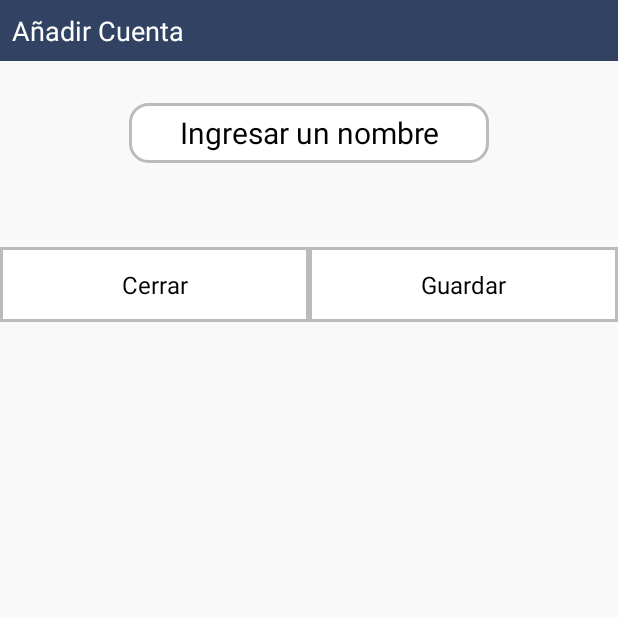
After one commit to Dionisio202/Save_money_App, an Android app: the AddAccount screen opened directly, with no data from a screen before it, on a phone screen of 412 x 824 dp, the top half of it. The commit adds this screen. Run offline under Robolectric (Android 15) with nearby library versions, the phone set to English and light mode, and no system bars; libraries missing offline, so code that uses them is left out: io.github.jan.supabase; 1 statement that could not run was skipped.

```diff
--- a/app/build.gradle.kts
+++ b/app/build.gradle.kts
@@ -39,6 +39,8 @@ android {
     }
     buildFeatures {
         viewBinding = true
+        dataBinding = true
+
     }
 }
 
@@ -79,5 +81,9 @@ dependencies {
     coreLibraryDesugaring ("com.android.tools:desugar_jdk_libs:1.1.5")
 
     implementation ("com.jakewharton.threetenabp:threetenabp:1.3.1")
+    //functions supabase
+    implementation("io.github.jan-tennert.supabase:functions-kt:2.3.1")
+
+
 
 }
--- /dev/null
+++ b/app/src/main/java/com/edisoninnovations/save_money/AddAccount.kt
@@ -0,0 +1,87 @@
+package com.edisoninnovations.save_money
+
+import android.os.Bundle
+import android.widget.Button
+import android.widget.EditText
+import android.widget.ImageButton
+import android.widget.Toast
+import androidx.activity.enableEdgeToEdge
+import androidx.appcompat.app.AppCompatActivity
+import androidx.core.view.ViewCompat
+import androidx.core.view.WindowInsetsCompat
+import androidx.lifecycle.lifecycleScope
+import com.edisoninnovations.save_money.models.AccountData
+import com.edisoninnovations.save_money.models.TransactionData
+import com.edisoninnovations.save_money.models.TransactionRepository
+import com.edisoninnovations.save_money.utils.LoadingDialog
+import io.github.jan.supabase.gotrue.auth
+import io.github.jan.supabase.postgrest.from
+import io.github.jan.supabase.postgrest.query.Columns
+import kotlinx.coroutines.Dispatchers
+import kotlinx.coroutines.launch
+import kotlinx.coroutines.withContext
+
+class AddAccount : AppCompatActivity() {
+    private lateinit var loadingDialog: LoadingDialog
+    private lateinit var saveButton: ImageButton
+    private lateinit var cancelButton: ImageButton
+    private lateinit var nameInput: EditText
+    override fun onCreate(savedInstanceState: Bundle?) {
+        super.onCreate(savedInstanceState)
+        enableEdgeToEdge()
+        setContentView(R.layout.activity_add_account)
+        loadingDialog = LoadingDialog(this)
+        saveButton = findViewById(R.id.save_button)
+        cancelButton = findViewById(R.id.cancel_button)
+        nameInput = findViewById(R.id.name_input)
+        ViewCompat.setOnApplyWindowInsetsListener(findViewById(R.id.main)) { v, insets ->
+            val systemBars = insets.getInsets(WindowInsetsCompat.Type.systemBars())
+            v.setPadding(systemBars.left, systemBars.top, systemBars.right, systemBars.bottom)
+            insets
+        }
+        val userId = supabase.auth.currentUserOrNull()?.id
+        saveButton.setOnClickListener {
+            val title = nameInput.text.toString()
+            if (isValidTitle(title)) {
+                lifecycleScope.launch {
+                    if (userId != null) {
+                        createAccount(userId, title)
+                    } else {
+                        Toast.makeText(this@AddAccount, "User not logged in", Toast.LENGTH_SHORT).show()
+                    }
+                }
+            } else {
+                Toast.makeText(this@AddAccount, "El nombre debe tener más de 3 caracteres y no puede ser solo números", Toast.LENGTH_SHORT).show()
+            }
+        }
+
+        cancelButton.setOnClickListener {
+            finish()
+        }
+    }
+    private fun isValidTitle(title: String): Boolean {
+        return title.length > 3 && !title.all { it.isDigit() }
+    }
+    private  suspend  fun createAccount(usuario: String, title: String) {
+        loadingDialog.startLoading()
+        try {
+            val accountData = AccountData(
+                id_usuario = usuario,
+                title = title,
+            )
+            val response = withContext(Dispatchers.IO) {
+                supabase.from("accounts").insert(accountData) {
+                    select()
+                }
+            }
+            // Manejar la respuesta si es necesario
+            Toast.makeText(this@AddAccount, "Cuenta creada exitosamente", Toast.LENGTH_SHORT).show()
+            TransactionRepository.setNeedsRefresh(true)
+            finish()
+        } catch (e: Exception) {
+            Toast.makeText(this@AddAccount, e.message, Toast.LENGTH_SHORT).show()
+        } finally {
+            loadingDialog.isDismiss()
+        }
+    }
+}
--- a/app/src/main/java/com/edisoninnovations/save_money/PreSplash.kt
+++ b/app/src/main/java/com/edisoninnovations/save_money/PreSplash.kt
@@ -35,7 +35,6 @@ class PreSplash : AppCompatActivity() {
         var currentUser: SessionStatus
         do {
             currentUser = supabase.auth.sessionStatus.value
-            println("TTTTTTTTTTTTTTTTTTTTTCurrent User: $currentUser")
             if (currentUser == SessionStatus.LoadingFromStorage) {
                 withContext(Dispatchers.IO) {
                     Thread.sleep(100)
--- a/app/src/main/java/com/edisoninnovations/save_money/SupabaseClient.kt
+++ b/app/src/main/java/com/edisoninnovations/save_money/SupabaseClient.kt
@@ -1,6 +1,7 @@
 package com.edisoninnovations.save_money
 
 import io.github.jan.supabase.createSupabaseClient
+import io.github.jan.supabase.functions.Functions
 import io.github.jan.supabase.gotrue.Auth
 import io.github.jan.supabase.postgrest.Postgrest
 import io.github.jan.supabase.storage.Storage
@@ -12,4 +13,5 @@ val supabase = createSupabaseClient(
     install(Postgrest)
     install(Auth)
     install(Storage)
+   // install(Functions)
 }
--- a/app/src/main/java/com/edisoninnovations/save_money/models/TransactionData.kt
+++ b/app/src/main/java/com/edisoninnovations/save_money/models/TransactionData.kt
@@ -14,3 +14,9 @@ data class Transimage(
     val id_transaccion: Int,
     val imagen: String
 )
+
+@kotlinx.serialization.Serializable
+data class AccountData(
+    val id_usuario :String,
+    val title:String
+)
--- /dev/null
+++ b/app/src/main/res/layout/activity_add_account.xml
@@ -0,0 +1,139 @@
+<?xml version="1.0" encoding="utf-8"?>
+<LinearLayout xmlns:android="http://schemas.android.com/apk/res/android"
+    xmlns:app="http://schemas.android.com/apk/res-auto"
+    xmlns:tools="http://schemas.android.com/tools"
+    android:layout_width="match_parent"
+    android:layout_height="match_parent"
+    android:orientation="vertical"
+    android:id="@+id/main"
+    android:background="#F9F9F9"
+    >
+
+    <!-- Header -->
+    <LinearLayout
+        android:layout_width="match_parent"
+        android:layout_height="wrap_content"
+        android:orientation="horizontal"
+        android:gravity="center_vertical"
+        android:background="#314262"
+        android:padding="8dp">
+
+        <TextView
+            android:id="@+id/title"
+            android:layout_width="0dp"
+            android:layout_height="wrap_content"
+            android:layout_weight="1"
+            android:text="Añadir Cuenta"
+            android:textColor="@android:color/white"
+            android:textSize="18sp" />
+
+    </LinearLayout>
+
+    <!-- Account Input -->
+    <LinearLayout
+        android:layout_width="match_parent"
+        android:layout_height="wrap_content"
+        android:orientation="vertical"
+        android:gravity="center"
+        android:padding="16dp"
+        android:layout_marginTop="12dp">
+
+        <EditText
+            android:id="@+id/name_input"
+            android:layout_width="240dp"
+            android:layout_height="40dp"
+            android:gravity="center"
+            android:hint="Ingresar un nombre"
+
+            android:textColorHint="@android:color/black"
+            android:inputType="text"
+            android:textSize="20sp"
+            android:textColor="@android:color/black"
+            android:background="@drawable/amount_border"
+            android:maxLength="13"/>
+    </LinearLayout>
+
+    <!-- Choose Category Button -->
+    <LinearLayout
+        android:layout_width="match_parent"
+        android:layout_height="wrap_content"
+        android:orientation="horizontal"
+        android:gravity="center"
+        android:paddingTop="12dp"
+        android:paddingStart="16dp"
+        android:paddingEnd="16dp"
+        android:paddingBottom="12dp"/>
+
+    <!-- Add Note Text Area -->
+    <LinearLayout
+        android:layout_width="match_parent"
+        android:layout_height="wrap_content"
+        android:orientation="horizontal"
+        android:gravity="center"
+        android:paddingStart="16dp"
+        android:paddingEnd="16dp"
+        android:paddingTop="0dp"/>
+
+
+
+
+    <!-- Buttons -->
+    <LinearLayout
+        android:layout_width="match_parent"
+        android:layout_height="wrap_content"
+        android:orientation="horizontal"
+        android:gravity="center"
+        android:paddingTop="16dp">
+
+        <FrameLayout
+            android:layout_width="0dp"
+            android:layout_height="wrap_content"
+            android:layout_weight="1">
+
+            <ImageButton
+                android:id="@+id/cancel_button"
+                android:layout_width="match_parent"
+                android:layout_height="50dp"
+                android:background="@drawable/rectangular_buttonimage"
+                android:clickable="true"
+                android:focusable="true"
+                android:scaleType="fitXY"
+                android:contentDescription="Cerrar"/>
+
+            <TextView
+                android:layout_width="match_parent"
+                android:layout_height="match_parent"
+                android:gravity="center"
+                android:text="Cerrar"
+                android:textColor="@android:color/black"
+                android:textSize="16sp"/>
+        </FrameLayout>
+
+        <FrameLayout
+            android:layout_width="0dp"
+            android:layout_height="wrap_content"
+            android:layout_weight="1">
+
+            <ImageButton
+                android:id="@+id/save_button"
+                android:layout_width="match_parent"
+                android:layout_height="50dp"
+                android:background="@drawable/rectangular_buttonimage"
+                android:clickable="true"
+                android:focusable="true"
+                android:scaleType="fitXY"
+                android:contentDescription="Guardar"/>
+
+            <TextView
+                android:layout_width="match_parent"
+                android:layout_height="match_parent"
+                android:gravity="center"
+                android:text="Guardar"
+                android:textColor="@android:color/black"
+                android:textSize="16sp"/>
+        </FrameLayout>
+
+    </LinearLayout>
+
+
+</LinearLayout>
```
Also changed, not shown: app/src/main/AndroidManifest.xml (+5 -3 lines), app/src/main/java/com/edisoninnovations/save_money/adapter/AccountAdapter.kt (added, +27 -0 lines), app/src/main/java/com/edisoninnovations/save_money/models/TransactionHome.kt (+8 -1 lines), app/src/main/java/com/edisoninnovations/save_money/ui/gallery/GalleryFragment.kt (+86 -9 lines), app/src/main/java/com/edisoninnovations/save_money/ui/home/HomeViewModel.kt (+9 -54 lines), app/src/main/res/layout/fragment_gallery.xml (+23 -66 lines), app/src/main/res/layout/item_account.xml (added, +76 -0 lines).
